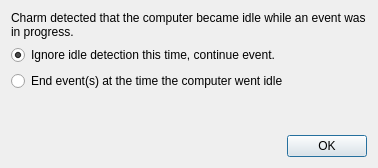
KDAB/Charm, file Charm/Widgets/IdleCorrectionDialog.ui: the form before one commit.
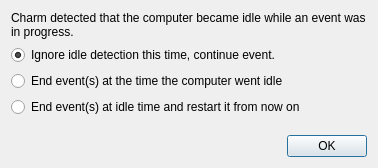
The form after the commit.

Commit message:
Allow to directly resume after idle detection.
Fixes #291

Diff of the .ui file:
```diff
--- a/Charm/Widgets/IdleCorrectionDialog.ui
+++ b/Charm/Widgets/IdleCorrectionDialog.ui
@@ -41,6 +41,13 @@
      </property>
     </widget>
    </item>
+   <item>
+    <widget class="QRadioButton" name="restartEvent">
+     <property name="text">
+      <string>End event(s) at idle time and restart it from now on</string>
+     </property>
+    </widget>
+   </item>
    <item>
     <spacer name="verticalSpacer">
      <property name="orientation">
```
The commit also changes 4 other files.
